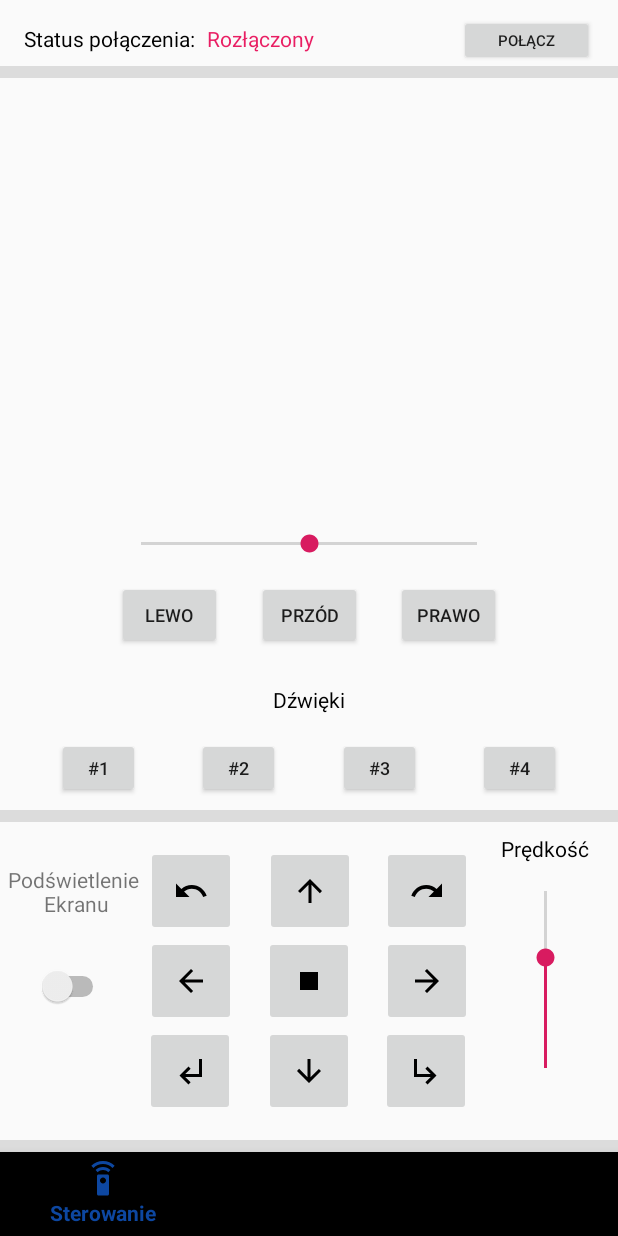
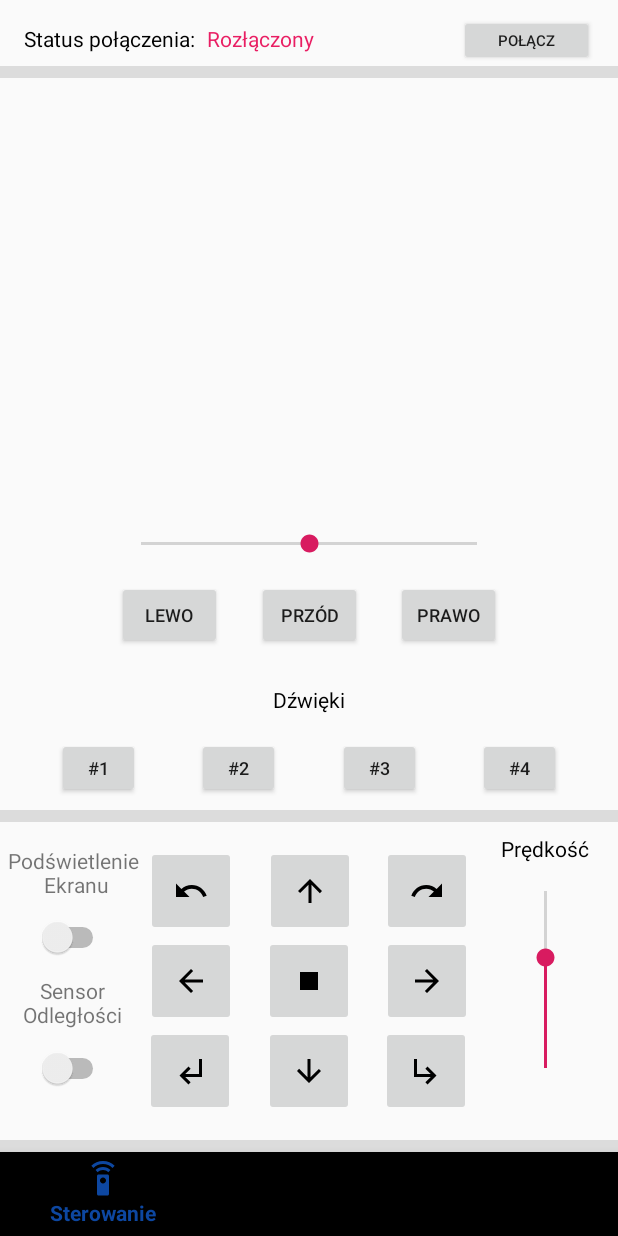
Before and after one commit to mateuszkalinowski/RobotRemoteController, an Android app: the screen it shows after launch (MainActivity), on a phone screen of 412 x 824 dp. Run offline under Robolectric (Android 15) with nearby library versions, the phone set to English and light mode, and no system bars; our stand-ins replace navigation-ui.

Commit message:
v1 almost finished

```diff
--- a/app/src/main/java/pl/mateuszkalinowski/robotremotecontroller/steering/SteeringFragment.kt
+++ b/app/src/main/java/pl/mateuszkalinowski/robotremotecontroller/steering/SteeringFragment.kt
@@ -2,6 +2,7 @@ package pl.mateuszkalinowski.robotremotecontroller.steering
 
 import androidx.lifecycle.ViewModelProviders
 import android.os.Bundle
+import android.util.Log
 import androidx.fragment.app.Fragment
 import android.view.LayoutInflater
 import android.view.View
@@ -16,6 +17,20 @@ class SteeringFragment : Fragment() {
 
     private lateinit var viewModel: SteeringViewModel
 
+    lateinit var velocitySeekBar: SeekBar
+    lateinit var headControlSlider: SeekBar
+
+    lateinit var displayBacklightSwitch: Switch
+    lateinit var distanceSensorSwitch: Switch
+
+    fun setDefaultSettings() {
+        velocitySeekBar.progress = 100
+        headControlSlider.progress = 90
+
+        displayBacklightSwitch.isChecked = true
+        distanceSensorSwitch.isChecked = true
+    }
+
 
     override fun onCreateView(
         inflater: LayoutInflater, container: ViewGroup?,
@@ -26,7 +41,7 @@ class SteeringFragment : Fragment() {
 
         val distanceTextView: TextView = rootView.findViewById(R.id.distance_text_view)
 
-        val thread = object : Thread() {
+        var thread = object : Thread() {
 
             override fun run() {
                 try {
@@ -42,6 +57,9 @@ class SteeringFragment : Fragment() {
                         })
                     }
                 } catch (e: InterruptedException) {
+                    activity?.runOnUiThread(Runnable {
+                        distanceTextView.text = ""
+                    })
                 }
 
             }
@@ -65,19 +83,45 @@ class SteeringFragment : Fragment() {
         val moveHeadRightButton: Button = rootView.findViewById(R.id.move_head_right)
         val moveHeadLeftButton: Button = rootView.findViewById(R.id.move_head_left)
 
-        val velocitySeekBar: SeekBar = rootView.findViewById(R.id.velocity_seek_bar)
-        val headControlSlider: SeekBar = rootView.findViewById(R.id.head_controll_slider)
+        velocitySeekBar = rootView.findViewById(R.id.velocity_seek_bar)
+        headControlSlider = rootView.findViewById(R.id.head_controll_slider)
 
-        val displayBacklightSwitch: Switch = rootView.findViewById(R.id.display_backlight_switch)
+        displayBacklightSwitch = rootView.findViewById(R.id.display_backlight_switch)
+        distanceSensorSwitch = rootView.findViewById(R.id.distance_sensor_switch)
+        distanceSensorSwitch.isSelected = true
+
+        distanceSensorSwitch.setOnCheckedChangeListener { buttonView, isChecked ->
+            run {
+
+                val action: String
+                if(BluetoothService.customCharacteristic != null) {
+                    action = if(isChecked) {
+                        ";DSN,TRUE\n"
+                    } else {
+                        val mainActivity = activity as MainActivity
+                        mainActivity.clearDistance()
+                        ";DSN,FALSE\n"
+                    }
+                    BluetoothService.customCharacteristic?.setValue(action)
+                    BluetoothService.bluetoothGatt?.writeCharacteristic(BluetoothService.customCharacteristic)
+                } else {
+                    Toast.makeText(
+                        buttonView?.context,
+                        "Najpiew podłącz się do urządzenia bluetooth",
+                        Toast.LENGTH_SHORT
+                    ).show()
+                }
+            }
+        }
 
         displayBacklightSwitch.setOnCheckedChangeListener { buttonView, isChecked ->
             run {
             val action: String
             if (BluetoothService.customCharacteristic != null) {
                 action = if(isChecked) {
-                    "CMD+DSPBKLON\n"
+                    ";DSB,ON\n"
                 } else {
-                    "CMD+DSPBKLOFF\n"
+                    ";DSB,OFF\n"
                 }
                 BluetoothService.customCharacteristic?.setValue(action)
                 BluetoothService.bluetoothGatt?.writeCharacteristic(BluetoothService.customCharacteristic)
@@ -95,31 +139,31 @@ class SteeringFragment : Fragment() {
         }
 
 
-        headControlSlider.progress = 50
-        headControlSlider.max = 100
+        headControlSlider.progress = 90
+        headControlSlider.max = 180
 
         moveHeadForwardButton.setOnClickListener{
-            headControlSlider.progress = 50
+            headControlSlider.progress = 90
             if(BluetoothService.customCharacteristic != null) {
-                val action = "CMD+DSTSENCENTER\n"
+                val action = ";DST,90\n"
                 BluetoothService.customCharacteristic?.setValue(action)
                 BluetoothService.bluetoothGatt?.writeCharacteristic(BluetoothService.customCharacteristic)
             }
         }
 
         moveHeadLeftButton.setOnClickListener{
-            headControlSlider.progress = 0
+            headControlSlider.progress = 9
             if(BluetoothService.customCharacteristic != null) {
-                val action = "CMD+DSTSENLEFT\n"
+                val action = ";DST,9\n"
                 BluetoothService.customCharacteristic?.setValue(action)
                 BluetoothService.bluetoothGatt?.writeCharacteristic(BluetoothService.customCharacteristic)
             }
         }
 
         moveHeadRightButton.setOnClickListener{
-            headControlSlider.progress = 100
+            headControlSlider.progress = 171
             if(BluetoothService.customCharacteristic != null) {
-                val action = "CMD+DSTSENRIGHT\n"
+                val action = ";DST,171\n"
                 BluetoothService.customCharacteristic?.setValue(action)
                 BluetoothService.bluetoothGatt?.writeCharacteristic(BluetoothService.customCharacteristic)
             }
@@ -131,6 +175,8 @@ class SteeringFragment : Fragment() {
         velocitySeekBar.max = 160
 
         velocitySeekBar.setOnSeekBarChangeListener(VelocitySelectClass())
+
+        headControlSlider.setOnSeekBarChangeListener(DistanceSensorSelectorClass())
 
         val buttonSound1: Button = rootView.findViewById(R.id.sound_1)
         val buttonSound2: Button = rootView.findViewById(R.id.sound_2)
@@ -162,9 +208,27 @@ class SteeringFragment : Fragment() {
         viewModel = ViewModelProviders.of(this).get(SteeringViewModel::class.java)
     }
 
+    class DistanceSensorSelectorClass: SeekBar.OnSeekBarChangeListener{
+        override fun onProgressChanged(seekBar: SeekBar?, progress: Int, fromUser: Boolean) {
+            val action = ";DST,$progress\n"
+            if(progress%15 == 0) {
+                if (BluetoothService.customCharacteristic != null) {
+                    BluetoothService.customCharacteristic?.setValue(action)
+                    BluetoothService.bluetoothGatt?.writeCharacteristic(BluetoothService.customCharacteristic)
+                }
+            }
+        }
+
+        override fun onStartTrackingTouch(seekBar: SeekBar?) {
+        }
+
+        override fun onStopTrackingTouch(seekBar: SeekBar?) {
+        }
+    }
+
     class VelocitySelectClass: SeekBar.OnSeekBarChangeListener{
         override fun onProgressChanged(seekBar: SeekBar?, progress: Int, fromUser: Boolean) {
-            val action = "CMD+SPEED$progress\n"
+            val action = ";SPD,$progress\n"
             if(progress%20 == 0) {
                 if (BluetoothService.customCharacteristic != null) {
                     BluetoothService.customCharacteristic?.setValue(action)
@@ -190,10 +254,10 @@ class SteeringFragment : Fragment() {
             if(BluetoothService.customCharacteristic != null) {
 
                 when (v?.id) {
-                    R.id.sound_1 -> action = "CMD+SOUND1\n"
-                    R.id.sound_2 -> action = "CMD+SOUND2\n"
-                    R.id.sound_3 -> action = "CMD+SOUND3\n"
-                    R.id.sound_4 -> action = "CMD+SOUND4\n"
+                    R.id.sound_1 -> action = ";SND,1\n"
+                    R.id.sound_2 -> action = ";SND,2\n"
+                    R.id.sound_3 -> action = ";SND,3\n"
+                    R.id.sound_4 -> action = ";SND,4\n"
                 }
 
                 BluetoothService.customCharacteristic?.setValue(action)
@@ -206,16 +270,16 @@ class SteeringFragment : Fragment() {
     }
 
     class SteeringClass : View.OnClickListener {
-        private val UP = "CMD+UP\n"
-        private val RIGHT = "CMD+RIGHT\n"
-        private val DOWN = "CMD+DOWN\n"
-        private val LEFT = "CMD+LEFT\n"
-        private val STOP = "CMD+STOP\n"
+        private val UP = ";MOV,UP\n"
+        private val RIGHT = ";MOV,RIGHT\n"
+        private val DOWN = ";MOV,DOWN\n"
+        private val LEFT = ";MOV,LEFT\n"
+        private val STOP = ";MOV,STOP\n"
 
-        private val UPRIGHT = "CMD+UPRIGHT\n"
-        private val UPLEFT = "CMD+UPLEFT\n"
-        private val DOWNRIGHT = "CMD+DOWNRIGHT\n"
-        private val DOWNLEFT = "CMD+DOWNLEFT\n"
+        private val UPRIGHT = ";MOV,UPRIGHT\n"
+        private val UPLEFT = ";MOV,UPLEFT\n"
+        private val DOWNRIGHT = ";MOV,DOWNRIGHT\n"
+        private val DOWNLEFT = ";MOV,DOWNLEFT\n"
         override fun onClick(v: View?) {
 
             if(BluetoothService.customCharacteristic != null) {
--- a/app/src/main/res/layout/steering_fragment.xml
+++ b/app/src/main/res/layout/steering_fragment.xml
@@ -210,7 +210,7 @@
             android:layout_marginStart="64dp"
             android:layout_marginEnd="64dp"
             android:layout_marginBottom="16dp"
-            android:progress="50"
+            android:progress="90"
             android:progressTint="@android:color/transparent"
             app:layout_constraintBottom_toTopOf="@+id/move_head_forward"
             app:layout_constraintEnd_toEndOf="parent"
@@ -249,14 +249,15 @@
             app:layout_constraintBottom_toBottomOf="@+id/button_up_left"
             app:layout_constraintEnd_toStartOf="@+id/button_up_left"
             app:layout_constraintStart_toStartOf="parent"
-            app:layout_constraintTop_toTopOf="@+id/button_up_left" />
+            app:layout_constraintTop_toTopOf="@+id/button_up_left"
+            app:layout_constraintVertical_bias="0.0" />
 
         <Switch
             android:id="@+id/display_backlight_switch"
             android:layout_width="wrap_content"
             android:layout_height="wrap_content"
             android:layout_marginStart="24dp"
-            android:layout_marginTop="32dp"
+            android:layout_marginTop="12dp"
             android:layout_marginEnd="24dp"
             app:layout_constraintEnd_toStartOf="@+id/button_left"
             app:layout_constraintStart_toStartOf="parent"
@@ -273,5 +274,27 @@
             app:layout_constraintStart_toStartOf="parent"
             app:layout_constraintTop_toTopOf="parent" />
 
+        <TextView
+            android:id="@+id/textView12"
+            android:layout_width="78dp"
+            android:layout_height="36dp"
+            android:layout_marginStart="4dp"
+            android:layout_marginTop="12dp"
+            android:layout_marginEnd="4dp"
+            android:text="Sensor Odległości"
+            android:textAlignment="center"
+            app:layout_constraintEnd_toStartOf="@+id/button_down_left"
+            app:layout_constraintStart_toStartOf="parent"
+            app:layout_constraintTop_toBottomOf="@+id/display_backlight_switch" />
+
+        <Switch
+            android:id="@+id/distance_sensor_switch"
+            android:layout_width="wrap_content"
+            android:layout_height="wrap_content"
+            android:layout_marginTop="12dp"
+            app:layout_constraintEnd_toStartOf="@+id/button_down_left"
+            app:layout_constraintStart_toStartOf="parent"
+            app:layout_constraintTop_toBottomOf="@+id/textView12" />
+
     </androidx.constraintlayout.widget.ConstraintLayout>
 </FrameLayout>
```
Also changed, not shown: app/src/main/java/pl/mateuszkalinowski/robotremotecontroller/MainActivity.kt (+16 -2 lines).
